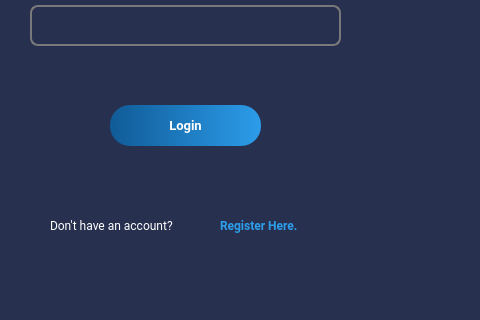
Old version of the form login_UI.ui in the repository marcsandiego/Detech; both pictures show x 710 to 1190 and y 455 to 775 of the 1190 by 775 pixel window.
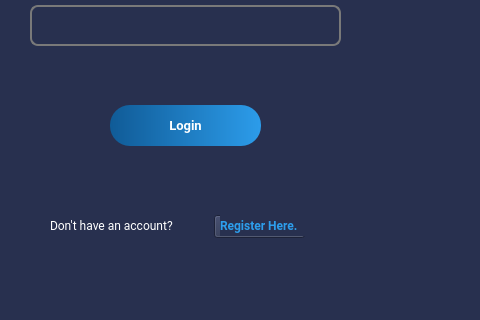
New version of the form. Icons and pictures are not drawn.

```diff
--- a/login_UI.ui
+++ b/login_UI.ui
@@ -210,7 +210,7 @@
       <string>Don't have an account?</string>
      </property>
     </widget>
-    <widget class="QLabel" name="registerHereLabel">
+    <widget class="QLabel" name="QLabel">
      <property name="geometry">
       <rect>
        <x>940</x>
@@ -285,6 +285,30 @@
       <string/>
      </property>
     </widget>
+    <widget class="QPushButton" name="registerButton">
+     <property name="geometry">
+      <rect>
+       <x>934</x>
+       <y>630</y>
+       <width>91</width>
+       <height>23</height>
+      </rect>
+     </property>
+     <property name="text">
+      <string/>
+     </property>
+    </widget>
+    <zorder>registerButton</zorder>
+    <zorder>usernameLoginLabel</zorder>
+    <zorder>passLoginLabel</zorder>
+    <zorder>lgUserLine</zorder>
+    <zorder>lgPassLine</zorder>
+    <zorder>loginButton</zorder>
+    <zorder>label</zorder>
+    <zorder>QLabel</zorder>
+    <zorder>lgDetechLogo</zorder>
+    <zorder>label_3</zorder>
+    <zorder>labelResult</zorder>
    </widget>
    <widget class="QLabel" name="detechLabel">
     <property name="geometry">
```
